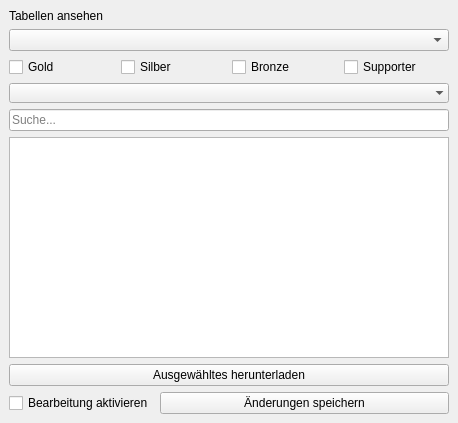
This is tables.ui in green-lion-racing/glr-database as Qt 5 draws it before an edit. The edited form follows.
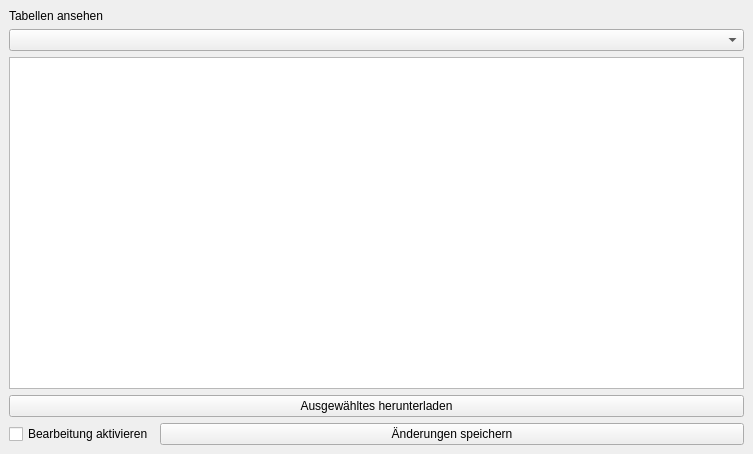
This is the edited form.

Commit message: remove filters from table view

What changed in the file:
```diff
--- a/tables.ui
+++ b/tables.ui
@@ -6,8 +6,8 @@
    <rect>
     <x>0</x>
     <y>0</y>
-    <width>458</width>
-    <height>423</height>
+    <width>753</width>
+    <height>454</height>
    </rect>
   </property>
   <property name="windowTitle">
@@ -29,55 +29,6 @@
       </property>
      </widget>
     </item>
-    <item>
-     <layout class="QHBoxLayout" name="filterHorizontalLayout">
-      <item>
-       <widget class="QCheckBox" name="cb_filter_gold">
-        <property name="text">
-         <string>Gold</string>
-        </property>
-       </widget>
-      </item>
-      <item>
-       <widget class="QCheckBox" name="cb_filter_silver">
-        <property name="text">
-         <string>Silber</string>
-        </property>
-       </widget>
-      </item>
-      <item>
-       <widget class="QCheckBox" name="cb_filter_bronze">
-        <property name="text">
-         <string>Bronze</string>
-        </property>
-       </widget>
-      </item>
-      <item>
-       <widget class="QCheckBox" name="cb_filter_supporter">
-        <property name="text">
-         <string>Supporter</string>
-        </property>
-       </widget>
-      </item>
-     </layout>
-    </item>
-    <item>
-     <widget class="QComboBox" name="cb_filter">
-      <property name="placeholderText">
-       <string>Filtern nach...</string>
-      </property>
-      <property name="frame">
-       <bool>false</bool>
-      </property>
-     </widget>
-    </item>
-    <item>
-     <widget class="QLineEdit" name="le_search">
-      <property name="placeholderText">
-       <string>Suche...</string>
-      </property>
-     </widget>
-    </item>
     <item>
      <widget class="QTableView" name="tv_table"/>
     </item>
```
Left out of the diff: 6 changed lines with no effect on the pictures. The commit also changes 2 other files.
